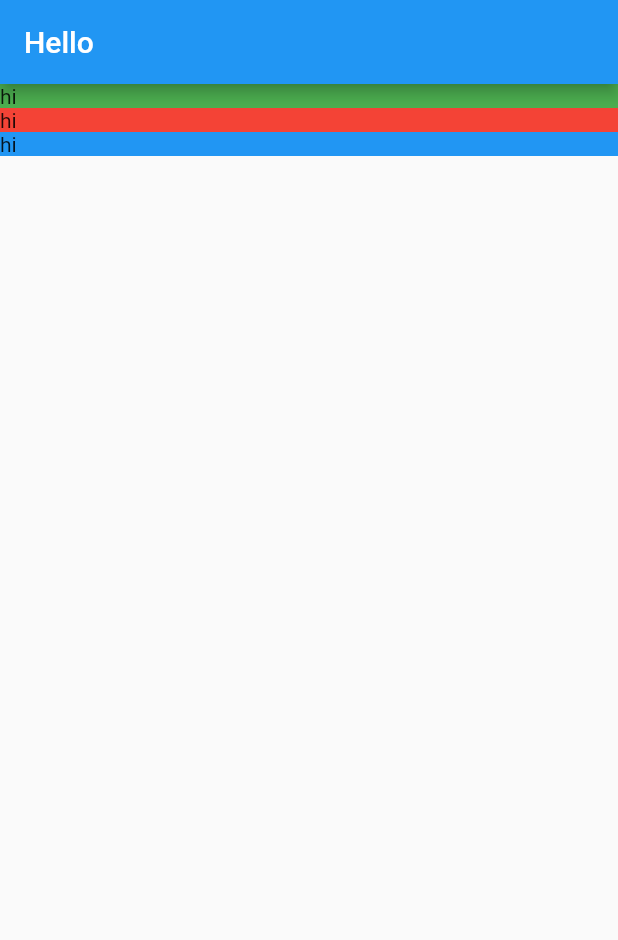
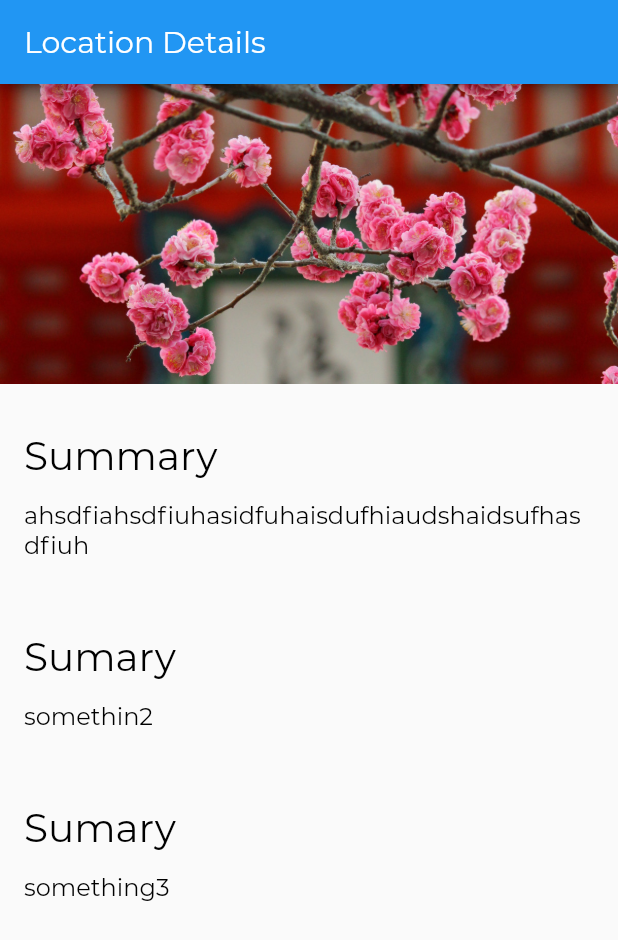
Before and after one commit to joaofurini/turism_app, a Flutter app: the screen it shows after launch, on a phone screen of 412 x 824 dp. Shown: the top 940 px of the screen. Run offline on Flutter 3.47's test engine with Material 2 defaults, Android fonts, the phone set to English and light mode, and no system bars.

Commit message:
Implement app wide text style and fonts

```diff
--- /dev/null
+++ b/lib/app.dart
@@ -0,0 +1,21 @@
+import 'package:flutter/material.dart';
+import './screens/location_details/location_details.dart';
+import './style.dart';
+
+class App extends StatelessWidget {
+  @override
+  Widget build(BuildContext context) {
+    return MaterialApp(
+      home: LocationDetails(),
+      theme: ThemeData(
+        appBarTheme: AppBarTheme(
+          textTheme: TextTheme(title: AppBarTextStyle),
+        ),
+        textTheme: TextTheme(
+          title: TitleTextStyle,
+          body1: Body1TextStyle,
+        ),
+      ),
+    );
+  }
+}
--- a/lib/main.dart
+++ b/lib/main.dart
@@ -1,6 +1,5 @@
 import 'package:flutter/material.dart';
 import './screens/location_details/location_details.dart';
+import './app.dart';
 
-void main() => runApp(MaterialApp(
-      home: LocationDetails(),
-    ));
+void main() => runApp(App());
--- /dev/null
+++ b/lib/screens/location_details/image_banner.dart
@@ -0,0 +1,17 @@
+import 'package:flutter/material.dart';
+
+class ImageBanner extends StatelessWidget {
+  final String _path;
+
+  ImageBanner(this._path);
+  @override
+  Widget build(BuildContext context) {
+    return Container(
+        constraints: BoxConstraints.expand(height: 200.0),
+        decoration: BoxDecoration(color: Colors.grey),
+        child: Image.asset(
+          _path,
+          fit: BoxFit.cover,
+        ));
+  }
+}
--- a/lib/screens/location_details/location_details.dart
+++ b/lib/screens/location_details/location_details.dart
@@ -1,20 +1,23 @@
 import 'package:flutter/material.dart';
 import './text_section.dart';
+import './image_banner.dart';
 
 class LocationDetails extends StatelessWidget {
   @override
   Widget build(BuildContext context) {
     return Scaffold(
         appBar: AppBar(
-          title: Text('Hello'),
+          title: Text('Location Details'),
         ),
         body: Column(
           mainAxisAlignment: MainAxisAlignment.start,
           crossAxisAlignment: CrossAxisAlignment.stretch,
           children: <Widget>[
-            TextSection(Colors.green),
-            TextSection(Colors.red),
-            TextSection(Colors.blue)
+            ImageBanner("assets/images/kiyomizu-dera.jpg"),
+            TextSection(
+                'Summary', 'ahsdfiahsdfiuhasidfuhaisdufhiaudshaidsufhasdfiuh'),
+            TextSection('Sumary', 'somethin2'),
+            TextSection('Sumary', 'something3')
           ],
         ));
   }
--- a/lib/screens/location_details/text_section.dart
+++ b/lib/screens/location_details/text_section.dart
@@ -1,15 +1,26 @@
 import 'package:flutter/material.dart';
 
 class TextSection extends StatelessWidget {
-  Color _color;
+  final String _title;
+  final String _body;
+  static const double _hPad = 16.0;
 
-  TextSection(this._color);
+  TextSection(this._title, this._body);
 
   @override
   Widget build(BuildContext context) {
-    return Container(
-      decoration: BoxDecoration(color: _color),
-      child: Text('hi'),
+    return Column(
+      mainAxisAlignment: MainAxisAlignment.start,
+      crossAxisAlignment: CrossAxisAlignment.stretch,
+      children: <Widget>[
+        Container(
+            padding: const EdgeInsets.fromLTRB(_hPad, 32.0, _hPad, 4.0),
+            child: Text(_title, style: Theme.of(context).textTheme.title)),
+        Container(
+          padding: const EdgeInsets.fromLTRB(_hPad, 10.0, _hPad, _hPad),
+          child: Text(_body, style: Theme.of(context).textTheme.body1),
+        )
+      ],
     );
   }
 }
--- /dev/null
+++ b/lib/style.dart
@@ -0,0 +1,28 @@
+import 'package:flutter/material.dart';
+
+const LargeTextSize = 26.0;
+const MediumTextSize = 20.0;
+const BodyTextSize = 16.0;
+
+const String FontNameDefault = 'Montserrat';
+
+const AppBarTextStyle = TextStyle(
+  fontFamily: FontNameDefault,
+  fontWeight: FontWeight.w300,
+  fontSize: MediumTextSize,
+  color: Colors.white,
+);
+
+const TitleTextStyle = TextStyle(
+  fontFamily: FontNameDefault,
+  fontWeight: FontWeight.w300,
+  fontSize: LargeTextSize,
+  color: Colors.black,
+);
+
+const Body1TextStyle = TextStyle(
+  fontFamily: FontNameDefault,
+  fontWeight: FontWeight.w300,
+  fontSize: BodyTextSize,
+  color: Colors.black,
+);
```
Also changed, not shown: pubspec.yaml (+10 -15 lines), assets/fonts/Montserrat-Bold.ttf (added), assets/fonts/Montserrat-Regular.ttf (added), assets/images/kiyomizu-dera.jpg (added).
